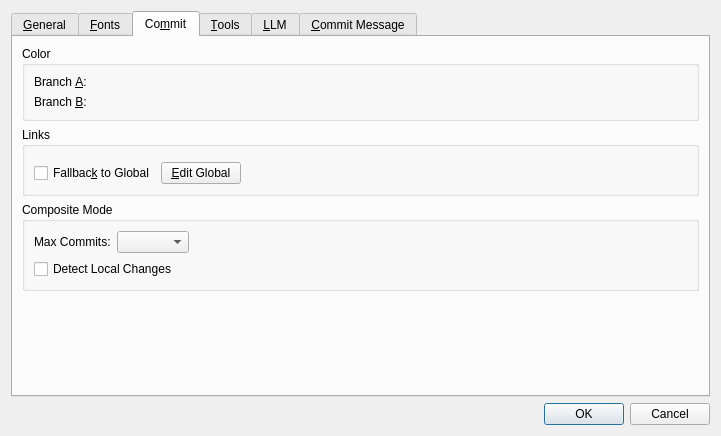
Above: qgitc/preferences.ui from timxx/qgitc before the change. Below: the same form after it.
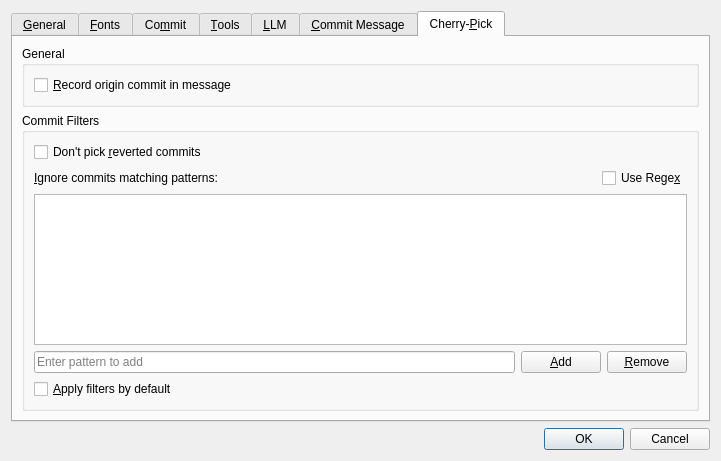
That is the form after the change. The open tabs and pages were chosen to show the change. Custom widgets are drawn as their Qt base class.

Commit message:
Add cherry-pick commit filtering options and UI
- Add Cherry-Pick tab to Preferences with options to filter reverted commits and ignore commits matching user-defined patterns (with optional regex)
- Implement filter logic and UI in PickBranchWindow, including filter and settings buttons
- Support applying filters automatically when loading commits
- Persist filter settings in Settings

Patch:
```diff
--- a/qgitc/preferences.ui
+++ b/qgitc/preferences.ui
@@ -7,7 +7,7 @@
     <x>0</x>
     <y>0</y>
     <width>721</width>
-    <height>436</height>
+    <height>461</height>
    </rect>
   </property>
   <property name="windowTitle">
@@ -1191,6 +1191,150 @@
        </item>
       </layout>
      </widget>
+     <widget class="QWidget" name="tabCherryPick">
+      <attribute name="title">
+       <string>Cherry-&amp;Pick</string>
+      </attribute>
+      <layout class="QVBoxLayout" name="verticalLayout_cherryPick">
+       <item>
+        <widget class="QGroupBox" name="groupBox_cherryPickGeneral">
+         <property name="title">
+          <string>General</string>
+         </property>
+         <layout class="QVBoxLayout" name="verticalLayout_cherryPickGeneral">
+          <item>
+           <widget class="QCheckBox" name="cbRecordOrigin">
+            <property name="toolTip">
+             <string>Record the origin commit SHA in the cherry-picked commit message (-x option)</string>
+            </property>
+            <property name="text">
+             <string>&amp;Record origin commit in message</string>
+            </property>
+           </widget>
+          </item>
+         </layout>
+        </widget>
+       </item>
+       <item>
+        <widget class="QGroupBox" name="groupBox_cherryPickFilters">
+         <property name="title">
+          <string>Commit Filters</string>
+         </property>
+         <layout class="QVBoxLayout" name="verticalLayout_cherryPickFilters">
+          <item>
+           <widget class="QCheckBox" name="cbFilterRevertedCommits">
+            <property name="toolTip">
+             <string>Automatically filter out commits with 'Revert' in the subject line when cherry-picking</string>
+            </property>
+            <property name="text">
+             <string>Don't pick &amp;reverted commits</string>
+            </property>
+           </widget>
+          </item>
+          <item>
+           <layout class="QVBoxLayout" name="verticalLayout_filterPatterns">
+            <item>
+             <layout class="QHBoxLayout" name="horizontalLayout_filterPatternHeader">
+              <item>
+               <widget class="QLabel" name="labelFilterPatterns">
+                <property name="text">
+                 <string>&amp;Ignore commits matching patterns:</string>
+                </property>
+                <property name="buddy">
+                 <cstring>listFilterPatterns</cstring>
+                </property>
+               </widget>
+              </item>
+              <item>
+               <spacer name="horizontalSpacer_filterPatterns">
+                <property name="orientation">
+                 <enum>Qt::Orientation::Horizontal</enum>
+                </property>
+                <property name="sizeHint" stdset="0">
+                 <size>
+                  <width>40</width>
+                  <height>20</height>
+                 </size>
+                </property>
+               </spacer>
+              </item>
+              <item>
+               <widget class="QCheckBox" name="cbFilterUseRegex">
+                <property name="toolTip">
+                 <string>Use regular expressions for pattern matching (applies to all patterns)</string>
+                </property>
+                <property name="text">
+                 <string>Use Rege&amp;x</string>
+                </property>
+               </widget>
+              </item>
+             </layout>
+            </item>
+            <item>
+             <widget class="QListWidget" name="listFilterPatterns">
+              <property name="toolTip">
+               <string>List of patterns to filter commits. Matches against subject and message (case insensitive unless regex)</string>
+              </property>
+              <property name="alternatingRowColors">
+               <bool>true</bool>
+              </property>
+             </widget>
+            </item>
+            <item>
+             <layout class="QHBoxLayout" name="horizontalLayout_filterPatternButtons">
+              <item>
+               <widget class="QLineEdit" name="leNewPattern">
+                <property name="placeholderText">
+                 <string>Enter pattern to add</string>
+                </property>
+               </widget>
+              </item>
+              <item>
+               <widget class="QPushButton" name="btnAddPattern">
+                <property name="text">
+                 <string>&amp;Add</string>
+                </property>
+               </widget>
+              </item>
+              <item>
+               <widget class="QPushButton" name="btnRemovePattern">
+                <property name="text">
+                 <string>&amp;Remove</string>
+                </property>
+               </widget>
+              </item>
+             </layout>
+            </item>
+           </layout>
+          </item>
+          <item>
+           <widget class="QCheckBox" name="cbApplyFilterByDefault">
+            <property name="toolTip">
+             <string>Apply the above filters automatically when loading commits in cherry-pick window</string>
+            </property>
+            <property name="text">
+             <string>&amp;Apply filters by default</string>
+            </property>
+           </widget>
+          </item>
+         </layout>
+        </widget>
+       </item>
+       <item>
+        <spacer name="verticalSpacer_cherryPick">
+         <property name="orientation">
+          <enum>Qt::Orientation::Vertical</enum>
+         </property>
+         <property name="sizeHint" stdset="0">
+          <size>
+           <width>20</width>
+           <height>40</height>
+          </size>
+         </property>
+        </spacer>
+       </item>
+      </layout>
+     </widget>
     </widget>
    </item>
    <item>
```
The commit also changes 6 other files.
